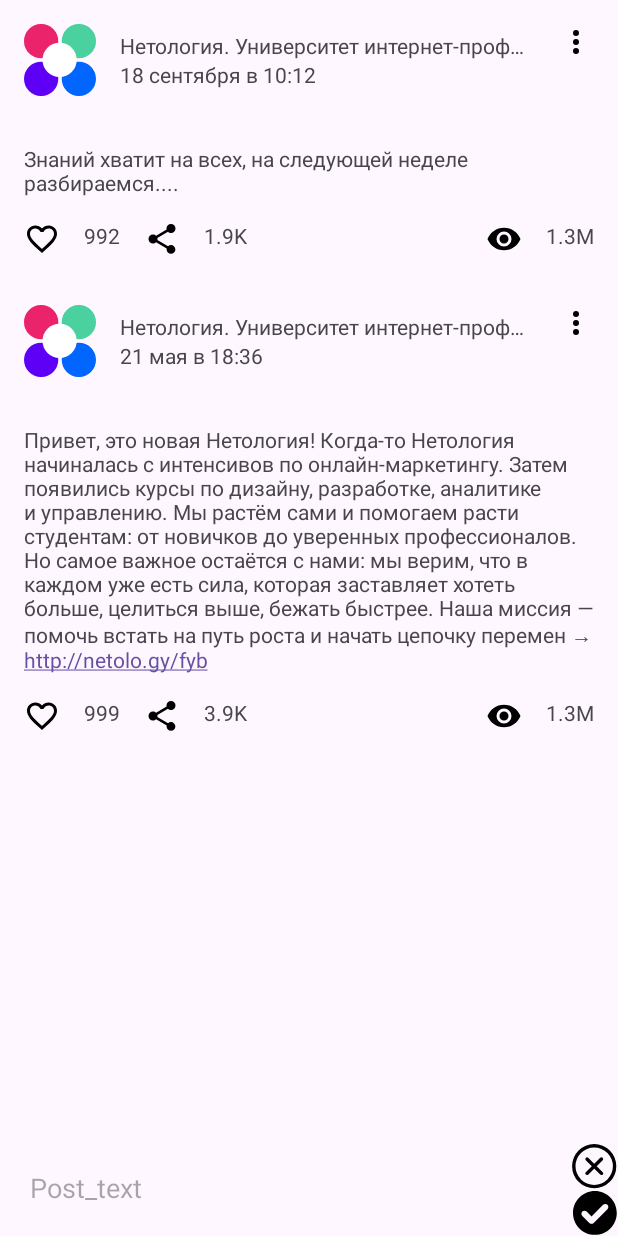
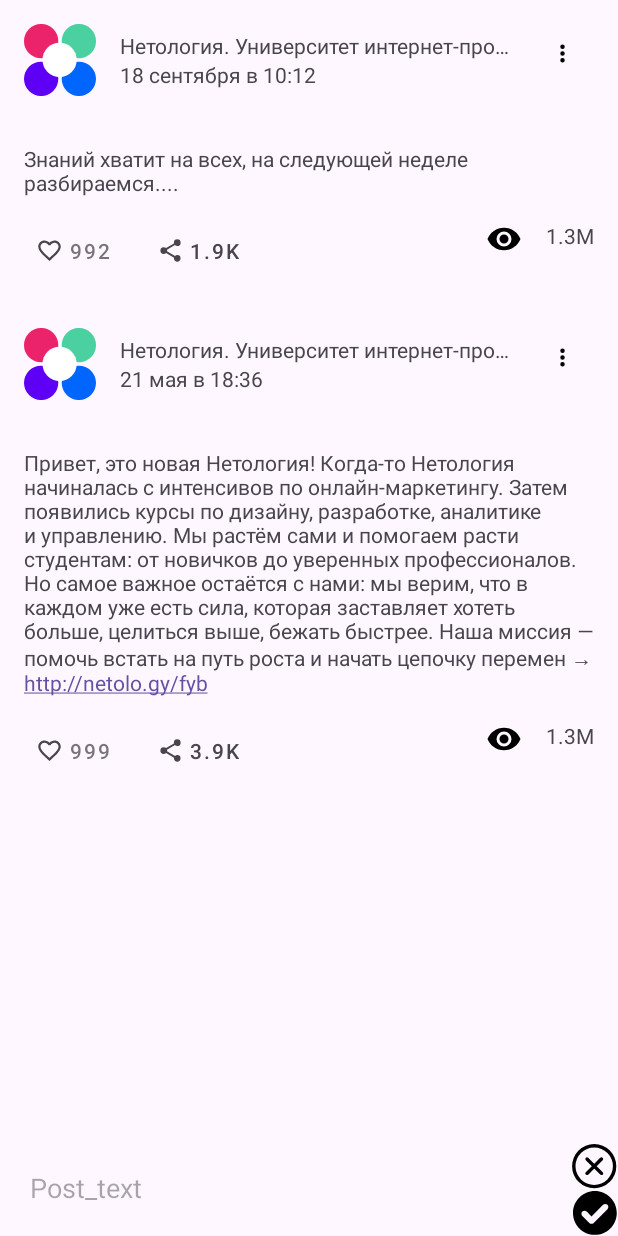
Before and after one commit to DucatiMonster2020/NMedia, an Android app: the screen it shows after launch (MainActivity), on a phone screen of 412 x 824 dp. Run offline under Robolectric (Android 15) with nearby library versions, the phone set to English and light mode, and no system bars.

Commit message:
add and modified files

```diff
--- a/app/src/main/java/ru/netology/nmedia/adapter/PostViewHolder.kt
+++ b/app/src/main/java/ru/netology/nmedia/adapter/PostViewHolder.kt
@@ -13,14 +13,13 @@ class PostViewHolder(
 ) : RecyclerView.ViewHolder(binding.root) {
     fun bind(post: Post) {
         with(binding) {
-            heart.setImageResource(
-                if (post.likedByMe) R.drawable.liked_heart else R.drawable.heart_outline
-            )
             author.text = post.author
             published.text = post.published
             content.text = post.content
-            countLikes.text = countFormat(post.countLikes)
-            countShare.text = countFormat(post.countShare)
+            heart.isChecked = post.likedByMe
+            heart.text = countFormat(post.countLikes)
+            share.isChecked = post.sharedByMe
+            share.text = countFormat(post.countShare)
             countView.text = countFormat(post.countView)
 
             heart.setOnClickListener {
--- /dev/null
+++ b/app/src/main/res/color/color_like_selector.xml
@@ -0,0 +1,6 @@
+<?xml version="1.0" encoding="utf-8"?>
+<selector xmlns:android="http://schemas.android.com/apk/res/android">
+    <item android:color="#f00" android:state_checked="true"/>
+    <item android:color="?attr/colorControlNormal"/>
+
+</selector>
--- /dev/null
+++ b/app/src/main/res/drawable/ic_like_selector.xml
@@ -0,0 +1,6 @@
+<?xml version="1.0" encoding="utf-8"?>
+<selector xmlns:android="http://schemas.android.com/apk/res/android">
+    <item android:drawable="@drawable/liked_heart" android:state_checked="true"/>
+    <item android:drawable="@drawable/heart_outline"/>
+
+</selector>
--- a/app/src/main/res/layout/card_post.xml
+++ b/app/src/main/res/layout/card_post.xml
@@ -46,16 +46,17 @@
         app:layout_constraintTop_toBottomOf="@+id/author"
         tools:text="@sample/posts.json/data/published" />
 
-    <ImageView
+    <com.google.android.material.button.MaterialButton
         android:id="@+id/menu"
+        style="@style/App.Widget.MenuButton"
+        app:iconTint="@color/black"
         android:layout_width="wrap_content"
         android:layout_height="wrap_content"
         android:layout_marginBottom="@dimen/common_spacing"
         android:contentDescription="@string/description_post_menu"
-        android:background="@android:color/transparent"
         app:layout_constraintEnd_toEndOf="parent"
         app:layout_constraintTop_toTopOf="parent"
-        app:srcCompat="@drawable/dots_vertical" />
+        app:icon="@drawable/dots_vertical" />
 
     <androidx.constraintlayout.widget.Barrier
         android:id="@+id/barrier"
@@ -75,46 +76,33 @@
         app:layout_constraintTop_toBottomOf="@id/barrier"
         tools:text="@sample/posts.json/data/content" />
 
-    <ImageView
+    <com.google.android.material.button.MaterialButton
         android:id="@+id/heart"
+        style="@style/App.Widget.LikeButton"
+        app:iconTint="@color/color_like_selector"
         android:layout_width="wrap_content"
         android:layout_height="wrap_content"
         android:contentDescription="@string/image_heart"
-        app:srcCompat="@drawable/heart_outline"
+        android:checkable="true"
+        app:icon="@drawable/ic_like_selector"
         app:layout_constraintStart_toStartOf="parent"
         app:layout_constraintTop_toBottomOf="@id/content"
         android:layout_marginTop="@dimen/common_spacing" />
 
-    <TextView
-        android:id="@+id/countLikes"
+
+    <com.google.android.material.button.MaterialButton
+        android:id="@+id/share"
+        style="@style/App.Widget.ShareButton"
+        app:iconTint="?attr/colorControlNormal"
+        android:textColor="?attr/colorControlNormal"
         android:layout_width="wrap_content"
         android:layout_height="wrap_content"
-        android:text="@string/count_likes"
+        android:contentDescription="@string/image_share"
         app:layout_constraintStart_toEndOf="@id/heart"
         android:layout_marginStart="@dimen/common_spacing"
         app:layout_constraintTop_toBottomOf="@id/content"
-        android:layout_marginTop="@dimen/common_spacing" />
-
-    <ImageView
-        android:id="@+id/share"
-        android:layout_width="wrap_content"
-        android:layout_height="wrap_content"
-        android:contentDescription="@string/image_share"
-        app:layout_constraintStart_toEndOf="@id/countLikes"
-        android:layout_marginStart="@dimen/common_spacing"
-        app:layout_constraintTop_toBottomOf="@id/content"
         android:layout_marginTop="@dimen/common_spacing"
-        app:srcCompat="@drawable/share_variant" />
-
-    <TextView
-        android:id="@+id/countShare"
-        android:layout_width="wrap_content"
-        android:layout_height="wrap_content"
-        app:layout_constraintStart_toEndOf="@id/share"
-        android:layout_marginStart="@dimen/common_spacing"
-        app:layout_constraintTop_toBottomOf="@id/content"
-        android:layout_marginTop="@dimen/common_spacing"
-        android:text="@string/count_share" />
+        app:icon="@drawable/share_variant" />
 
     <TextView
         android:id="@+id/countView"
--- /dev/null
+++ b/app/src/main/res/values/styles.xml
@@ -0,0 +1,22 @@
+<?xml version="1.0" encoding="utf-8"?>
+<resources>
+
+    <style name="App.Widget.LikeButton" parent="Widget.MaterialComponents.Button.TextButton.Icon">
+        <item name="iconTint">@color/color_like_selector</item>
+        <item name="android:minWidth">0dp</item>
+        <item name="android:minHeight">0dp</item>
+    </style>
+
+    <style name="App.Widget.ShareButton" parent="Widget.MaterialComponents.Button.TextButton.Icon">
+        <item name="iconTint">?attr/colorControlNormal</item>
+        <item name="android:textColor">?attr/colorControlNormal</item>
+        <item name="android:minWidth">0dp</item>
+        <item name="android:minHeight">0dp</item>
+    </style>
+
+    <style name="App.Widget.MenuButton" parent="Widget.MaterialComponents.Button.TextButton.Icon">
+        <item name="android:minWidth">0dp</item>
+        <item name="android:minHeight">0dp</item>
+    </style>
+
+</resources>
```
